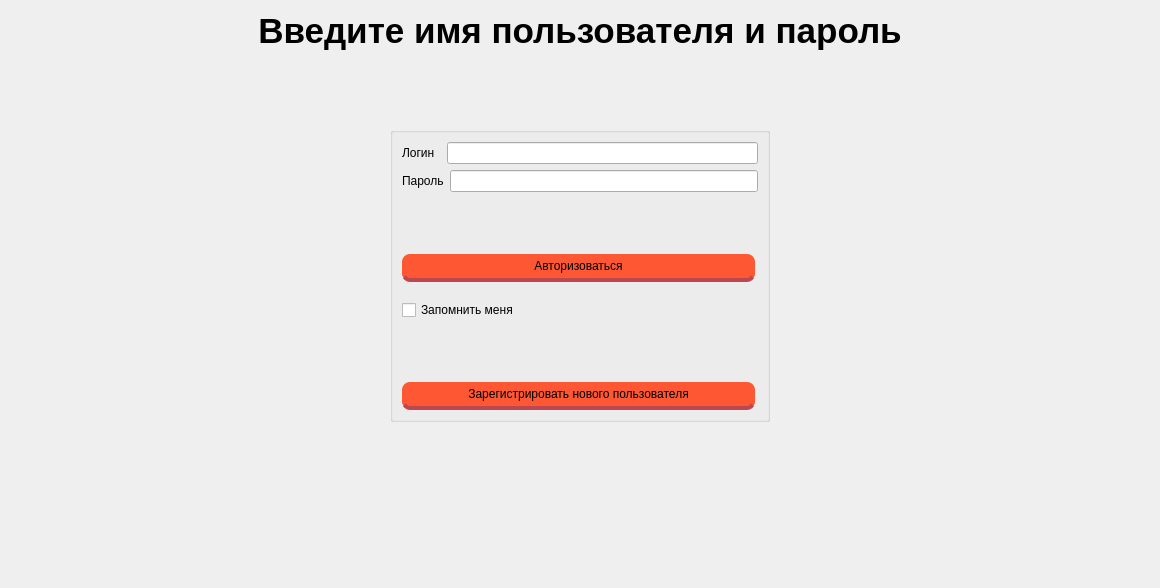
Old version of the form src/gui/authorization_window.ui in the repository pingvan/PokiRock.
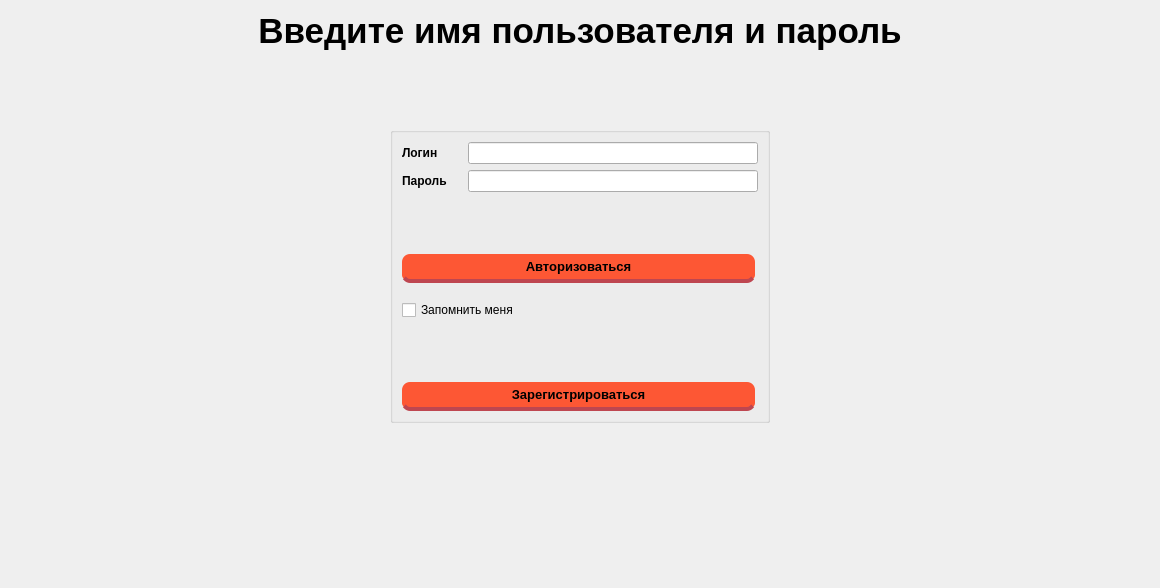
New version of the form.

The edit to the form file:
```diff
--- a/src/gui/authorization_window.ui
+++ b/src/gui/authorization_window.ui
@@ -71,8 +71,28 @@
              <layout class="QHBoxLayout" name="horizontalLayout">
               <item>
                <widget class="QLabel" name="label">
+                <property name="sizePolicy">
+                 <sizepolicy hsizetype="Fixed" vsizetype="Preferred">
+                  <horstretch>0</horstretch>
+                  <verstretch>0</verstretch>
+                 </sizepolicy>
+                </property>
+                <property name="minimumSize">
+                 <size>
+                  <width>60</width>
+                  <height>0</height>
+                 </size>
+                </property>
+                <property name="font">
+                 <font>
+                  <family>MS Shell Dlg 2</family>
+                  <pointsize>9</pointsize>
+                  <weight>75</weight>
+                  <bold>true</bold>
+                 </font>
+                </property>
                 <property name="text">
-                 <string>Логин  </string>
+                 <string>Логин</string>
                 </property>
                </widget>
               </item>
@@ -92,6 +112,25 @@
              <layout class="QHBoxLayout" name="horizontalLayout_2">
               <item>
                <widget class="QLabel" name="label_2">
+                <property name="sizePolicy">
+                 <sizepolicy hsizetype="Fixed" vsizetype="Preferred">
+                  <horstretch>0</horstretch>
+                  <verstretch>0</verstretch>
+                 </sizepolicy>
+                </property>
+                <property name="minimumSize">
+                 <size>
+                  <width>60</width>
+                  <height>0</height>
+                 </size>
+                </property>
+                <property name="font">
+                 <font>
+                  <pointsize>9</pointsize>
+                  <weight>75</weight>
+                  <bold>true</bold>
+                 </font>
+                </property>
                 <property name="text">
                  <string>Пароль</string>
                 </property>
@@ -137,6 +176,13 @@
             <verstretch>0</verstretch>
            </sizepolicy>
           </property>
+          <property name="font">
+           <font>
+            <pointsize>10</pointsize>
+            <weight>75</weight>
+            <bold>true</bold>
+           </font>
+          </property>
           <property name="cursor">
            <cursorShape>PointingHandCursor</cursorShape>
           </property>
@@ -219,6 +265,13 @@
             <verstretch>0</verstretch>
            </sizepolicy>
           </property>
+          <property name="font">
+           <font>
+            <pointsize>10</pointsize>
+            <weight>75</weight>
+            <bold>true</bold>
+           </font>
+          </property>
           <property name="cursor">
            <cursorShape>PointingHandCursor</cursorShape>
           </property>
@@ -250,7 +303,7 @@
 }</string>
           </property>
           <property name="text">
-           <string>Зарегистрировать нового пользователя</string>
+           <string>Зарегистрироваться</string>
           </property>
          </widget>
         </item>
```
